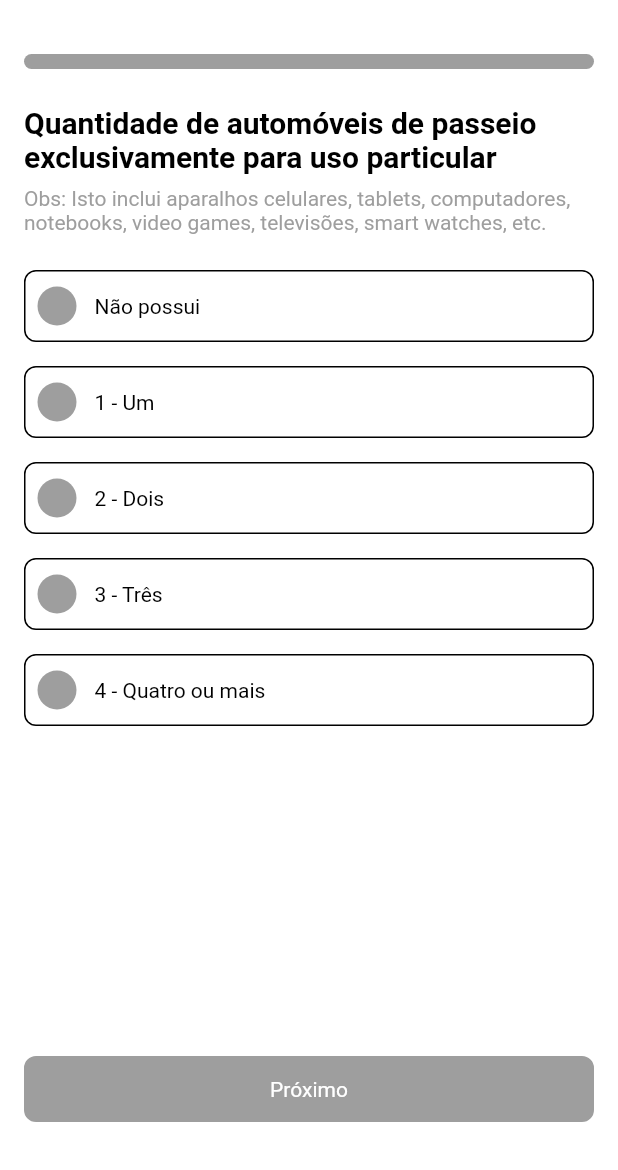
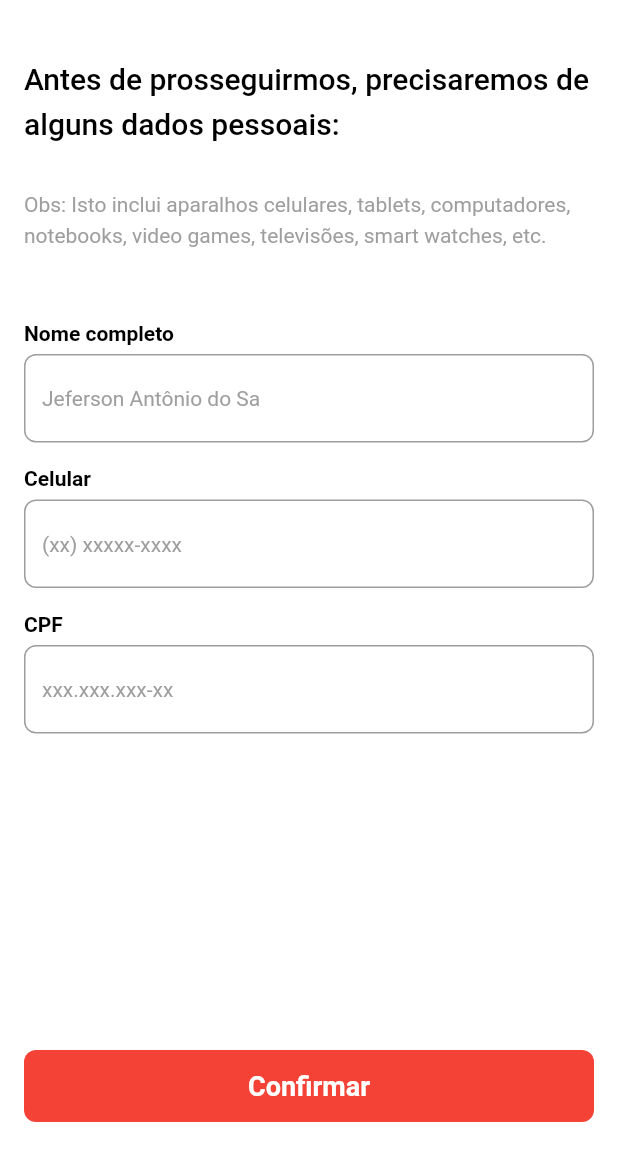
Before and after one commit to MojoMiojo/clinica_gelp_mobile, a Flutter app: the screen it shows after launch, on a phone screen of 412 x 824 dp, the part 66-1236 px from its top. Run offline on Flutter 3.47's test engine with Material 2 defaults, Android fonts, the phone set to English and light mode, and no system bars; our stand-ins replace flutter_bloc, flutter_svg, get_it.

Commit message:
feat: navegacao de fluxo feliz (#33)
* create text field

* fluxo feliz

```diff
--- a/lib/main.dart
+++ b/lib/main.dart
@@ -1,6 +1,6 @@
 import 'package:flutter/material.dart';
 import 'package:gelp_questionnaire/src/di/di_setup.dart';
-import 'package:gelp_questionnaire/src/presentation/pages/questions/question_page.dart';
+import 'package:gelp_questionnaire/src/presentation/pages/home/home_page.dart';
 
 void main() {
   final setupInjections = DISetup();
@@ -29,7 +29,7 @@ class MyApp extends StatelessWidget {
         // is not restarted.
         primarySwatch: Colors.blue,
       ),
-      home: const QuestionPage(),
+      home: const HomePage(),
     );
   }
 }
--- /dev/null
+++ b/lib/src/presentation/pages/home/home_page.dart
@@ -0,0 +1,77 @@
+import 'package:flutter/material.dart';
+import 'package:gelp_questionnaire/src/presentation/pages/questions/question_page.dart';
+import 'package:gelp_questionnaire/src/presentation/utils/gelp_text_styles.dart';
+import 'package:gelp_questionnaire/src/presentation/widgets/image_app_bar/gelp_image_app_bar.dart';
+import 'package:gelp_questionnaire/src/presentation/widgets/text_field/gelp_text_field.dart';
+import 'package:gelp_questionnaire/src/presentation/widgets/widgets.dart';
+
+class HomePage extends StatelessWidget {
+  const HomePage({super.key});
+
+  @override
+  Widget build(BuildContext context) {
+    const horizontalPadding = 16.0;
+    return Scaffold(
+      backgroundColor: Colors.white,
+      appBar: const GelpImageAppBar(),
+      body: Padding(
+        padding: const EdgeInsets.symmetric(horizontal: horizontalPadding),
+        child: Column(
+          children: [
+            const SizedBox(height: 24),
+            const Text(
+              'Antes de prosseguirmos, precisaremos de alguns dados pessoais:',
+              style: GelpTextStyles.kPrimaryTitle,
+              maxLines: 4,
+            ),
+            const SizedBox(height: 28),
+            const Text(
+              "Obs: Isto inclui aparalhos celulares, tablets, computadores, notebooks, video games, televisões, smart watches, etc.",
+              style: GelpTextStyles.kPrimarySubtitle,
+            ),
+            const SizedBox(height: 48),
+            const SingleChildScrollView(
+              child: Column(
+                children: [
+                  GelpTextField(
+                    fieldName: 'Nome completo',
+                    hintText: 'Jeferson Antônio do Sa',
+                  ),
+                  SizedBox(height: 16),
+                  GelpTextField(
+                    fieldName: 'Celular',
+                    hintText: '(xx) xxxxx-xxxx',
+                  ),
+                  SizedBox(height: 16),
+                  GelpTextField(
+                    fieldName: 'CPF',
+                    hintText: 'xxx.xxx.xxx-xx',
+                  ),
+                ],
+              ),
+            ),
+            const SizedBox(height: 48),
+            const Spacer(),
+            GelpCustomButton(
+              text: 'Confirmar',
+              onTap: () => _onConfirm(context),
+            ),
+            const SizedBox(height: 32),
+          ],
+        ),
+      ),
+    );
+  }
+
+  void _onConfirm(BuildContext context) {
+    Navigator.push(
+      context,
+      MaterialPageRoute(
+        builder: (BuildContext context) {
+          return const QuestionPage();
+        },
+      ),
+    );
+  }
+
+}
--- a/lib/src/presentation/pages/my_home/my_home_page.dart
+++ /dev/null
@@ -1,87 +0,0 @@
-import 'package:flutter/material.dart';
-
-
-class MyHomePage extends StatefulWidget {
-  const MyHomePage({super.key, required this.title});
-
-  // This widget is the home page of your application. It is stateful, meaning
-  // that it has a State object (defined below) that contains fields that affect
-  // how it looks.
-
-  // This class is the configuration for the state. It holds the values (in this
-  // case the title) provided by the parent (in this case the App widget) and
-  // used by the build method of the State. Fields in a Widget subclass are
-  // always marked "final".
-
-  final String title;
-
-  @override
-  State<MyHomePage> createState() => _MyHomePageState();
-}
-
-class _MyHomePageState extends State<MyHomePage> {
-  int _counter = 0;
-
-  void _incrementCounter() {
-    setState(() {
-      // This call to setState tells the Flutter framework that something has
-      // changed in this State, which causes it to rerun the build method below
-      // so that the display can reflect the updated values. If we changed
-      // _counter without calling setState(), then the build method would not be
-      // called again, and so nothing would appear to happen.
-      _counter++;
-    });
-  }
-
-  @override
-  Widget build(BuildContext context) {
-    // This method is rerun every time setState is called, for instance as done
-    // by the _incrementCounter method above.
-    //
-    // The Flutter framework has been optimized to make rerunning build methods
-    // fast, so that you can just rebuild anything that needs updating rather
-    // than having to individually change instances of widgets.
-    return Scaffold(
-      appBar: AppBar(
-        // Here we take the value from the MyHomePage object that was created by
-        // the App.build method, and use it to set our appbar title.
-        title: Text(widget.title),
-      ),
-      body: Center(
-        // Center is a layout widget. It takes a single child and positions it
-        // in the middle of the parent.
-        child: Column(
-          // Column is also a layout widget. It takes a list of children and
-          // arranges them vertically. By default, it sizes itself to fit its
-          // children horizontally, and tries to be as tall as its parent.
-          //
-          // Invoke "debug painting" (press "p" in the console, choose the
-          // "Toggle Debug Paint" action from the Flutter Inspector in Android
-          // Studio, or the "Toggle Debug Paint" command in Visual Studio Code)
-          // to see the wireframe for each widget.
-          //
-          // Column has various properties to control how it sizes itself and
-          // how it positions its children. Here we use mainAxisAlignment to
-          // center the children vertically; the main axis here is the vertical
-          // axis because Columns are vertical (the cross axis would be
-          // horizontal).
-          mainAxisAlignment: MainAxisAlignment.center,
-          children: <Widget>[
-            const Text(
-              'You have pushed the button this many times:',
-            ),
-            Text(
-              '$_counter',
-              style: Theme.of(context).textTheme.headlineMedium,
-            ),
-          ],
-        ),
-      ),
-      floatingActionButton: FloatingActionButton(
-        onPressed: _incrementCounter,
-        tooltip: 'Increment',
-        child: const Icon(Icons.add),
-      ), // This trailing comma makes auto-formatting nicer for build methods.
-    );
-  }
-}
--- a/lib/src/presentation/pages/questions/question_page.dart
+++ b/lib/src/presentation/pages/questions/question_page.dart
@@ -40,9 +40,6 @@ class _QuestionPageState extends State<QuestionPage> {
               padding:
                   const EdgeInsets.symmetric(horizontal: horizontalPadding),
               child: Column(
-                mainAxisAlignment: MainAxisAlignment.start,
-                mainAxisSize: MainAxisSize.max,
-                crossAxisAlignment: CrossAxisAlignment.center,
                 children: [
                   const SizedBox(height: 24),
                   GelpProgressBar(
@@ -82,7 +79,6 @@ class _QuestionPageState extends State<QuestionPage> {
                           .toList(),
                     ),
                   ),
-                  // const SizedBox(height: 16),
                   Row(
                     mainAxisSize: MainAxisSize.max,
                     children: [
@@ -151,6 +147,15 @@ class _QuestionPageState extends State<QuestionPage> {
                   ),
                   const SizedBox(height: 24),
                   const Spacer(),
+                  GelpCustomButton(
+                    text: 'Novo questionário',
+                    onTap: () {
+                      if (Navigator.canPop(context)) {
+                        Navigator.pop(context);
+                      }
+                    },
+                  ),
+                  const SizedBox(height: 32),
                 ],
               ),
             );
--- a/lib/src/presentation/utils/gelp_text_styles.dart
+++ b/lib/src/presentation/utils/gelp_text_styles.dart
@@ -6,20 +6,25 @@ class GelpTextStyles {
   final TextStyle primarySubtitle;
   final TextStyle primaryButton;
   final TextStyle secondaryButton;
+  final TextStyle fieldName;
+  final TextStyle hintTextField;
 
   const GelpTextStyles({
     required this.primaryTitles,
     required this.primarySubtitle,
     required this.primaryButton,
     required this.secondaryButton,
+    required this.fieldName,
+    required this.hintTextField,
   });
 
   static const kPrimaryTitle = TextStyle(
     fontFamily: 'Roboto',
     decoration: TextDecoration.none,
-    fontWeight: FontWeight.w600,
+    fontWeight: FontWeight.w500,
     fontSize: 20,
     color: Colors.black,
+    height: 1.5,
   );
 
   static const kPrimarySubtitle = TextStyle(
@@ -28,21 +33,38 @@ class GelpTextStyles {
     fontWeight: FontWeight.w400,
     fontSize: 14,
     color: Colors.grey,
+    height: 1.5,
   );
 
   static const kPrimaryButton = TextStyle(
     fontFamily: 'Roboto',
     decoration: TextDecoration.none,
-    fontWeight: FontWeight.w400,
-    fontSize: 14,
+    fontWeight: FontWeight.w600,
+    fontSize: 18,
     color: Colors.white,
   );
+
 
   static const kSecondaryButton = TextStyle(
     fontFamily: 'Roboto',
     decoration: TextDecoration.none,
-    fontWeight: FontWeight.w400,
+    fontWeight: FontWeight.w700,
     fontSize: 14,
     color: Colors.black,
   );
+
+  static const kFieldName = TextStyle(
+    decoration: TextDecoration.none,
+    fontWeight: FontWeight.w700,
+    fontSize: 14,
+    color: Colors.black,
+  );
+
+  static const kHintTextField = TextStyle(
+    fontFamily: 'Roboto',
+    decoration: TextDecoration.none,
+    fontWeight: FontWeight.w400,
+    fontSize: 14,
+    color: Colors.grey,
+  );
 }
--- a/lib/src/presentation/widgets/custom_button/gelp_custom_button.dart
+++ b/lib/src/presentation/widgets/custom_button/gelp_custom_button.dart
@@ -11,7 +11,7 @@ class GelpCustomButton extends StatelessWidget {
   const GelpCustomButton({
     Key? key,
     required this.text,
-    required this.onTap,
+    this.onTap,
     this.style = const GelpCustomButtonStyle.primary(),
   }) : super(key: key);
 
@@ -23,6 +23,7 @@ class GelpCustomButton extends StatelessWidget {
         hoverColor: Colors.black,
         onTap: onTap,
         child: Container(
+          height: 48,
           width: double.maxFinite,
           decoration: BoxDecoration(
             color: style.buttonColor,
--- a/lib/src/presentation/widgets/image_app_bar/gelp_image_app_bar.dart
+++ b/lib/src/presentation/widgets/image_app_bar/gelp_image_app_bar.dart
@@ -4,7 +4,7 @@ import 'package:gelp_questionnaire/src/presentation/utils/gelp_images.dart';
 
 import '../widgets.dart';
 
-class GelpImageAppBar extends StatelessWidget with PreferredSizeWidget {
+class GelpImageAppBar extends StatelessWidget implements PreferredSizeWidget {
   final GelpImageAppBarStyle style;
   @override
   final Size preferredSize;
--- /dev/null
+++ b/lib/src/presentation/widgets/text_field/gelp_text_field.dart
@@ -0,0 +1,59 @@
+import 'package:flutter/material.dart';
+import 'package:gelp_questionnaire/src/presentation/utils/gelp_text_styles.dart';
+
+class GelpTextField extends StatefulWidget {
+  final String fieldName;
+  final String? hintText;
+
+  const GelpTextField({
+    super.key,
+    required this.fieldName,
+    this.hintText,
+  });
+
+  @override
+  State<GelpTextField> createState() => _GelpTextFieldState();
+}
+
+class _GelpTextFieldState extends State<GelpTextField> {
+  @override
+  Widget build(BuildContext context) {
+    return Column(
+      crossAxisAlignment: CrossAxisAlignment.start,
+      children: [
+        Text(
+          widget.fieldName,
+          style: GelpTextStyles.kFieldName,
+        ),
+        const SizedBox(
+          height: 6,
+        ),
+        TextField(
+          decoration: InputDecoration(
+            focusColor: Colors.black,
+            hintText: widget.hintText,
+            hintStyle: GelpTextStyles.kHintTextField,
+            border: const OutlineInputBorder(
+              borderSide: BorderSide(
+                color: Colors.black,
+                width: 1,
+              ),
+              borderRadius: BorderRadius.all(
+                Radius.circular(8),
+              ),
+            ),
+            focusedBorder: const OutlineInputBorder(
+              borderSide: BorderSide(
+                color: Colors.black,
+                width: 2,
+              ),
+              borderRadius: BorderRadius.all(
+                Radius.circular(8),
+              ),
+            ),
+          ),
+        ),
+      ],
+    );
+  }
+}
```
Also changed, not shown: lib/src/presentation/stores/home/home_cubit.dart (added), lib/src/presentation/stores/home/home_state.dart (added), pubspec.lock, 1 other file.
